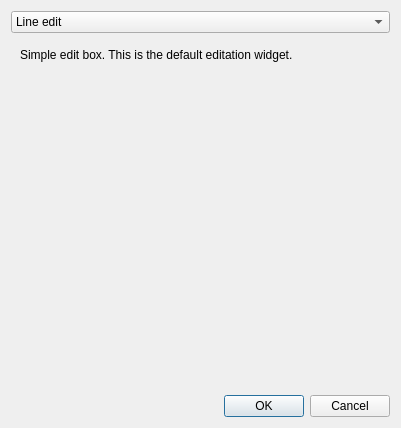
Above: qgis/src/ui/qgsattributetypeedit.ui from sourcepole/qgis before the change. Below: the same form after it.
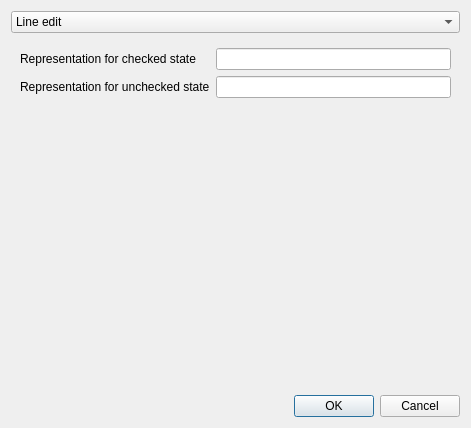
That is the form after the change.

Commit message: [FEATURE] customizable attribute forms using Qt Designer dialog UIs - add support for checkbox edit type and edit forms for vector layers - selection of ui file in vector layer properties (general tab) - the forms are opened when a feature is added or via identify.   The widgets on the ui have to be named like the attribute they are supposed   to edit or show.  If the vector layer is not in editing mode, the widgets   will be disabled

```diff
--- a/qgis/src/ui/qgsattributetypeedit.ui
+++ b/qgis/src/ui/qgsattributetypeedit.ui
@@ -6,7 +6,7 @@
    <rect>
     <x>0</x>
     <y>0</y>
-    <width>401</width>
+    <width>471</width>
     <height>428</height>
    </rect>
   </property>
@@ -65,8 +65,14 @@
    </item>
    <item>
     <widget class="QStackedWidget" name="stackedWidget">
+     <property name="sizePolicy">
+      <sizepolicy hsizetype="Expanding" vsizetype="Expanding">
+       <horstretch>0</horstretch>
+       <verstretch>0</verstretch>
+      </sizepolicy>
+     </property>
      <property name="currentIndex">
-      <number>0</number>
+      <number>9</number>
      </property>
      <widget class="QWidget" name="lineEditPage">
       <layout class="QVBoxLayout" name="verticalLayout_1">
@@ -486,6 +492,53 @@
        </item>
       </layout>
      </widget>
+     <widget class="QWidget" name="checkBoxPage">
+      <property name="maximumSize">
+       <size>
+        <width>453</width>
+        <height>333</height>
+       </size>
+      </property>
+      <layout class="QVBoxLayout" name="verticalLayout_13">
+       <item>
+        <layout class="QGridLayout" name="gridLayout_2">
+         <item row="0" column="2">
+          <widget class="QLineEdit" name="leCheckedState"/>
+         </item>
+         <item row="0" column="1">
+          <widget class="QLabel" name="label_2">
+           <property name="text">
+            <string>Representation for checked state</string>
+           </property>
+          </widget>
+         </item>
+         <item row="1" column="1">
+          <widget class="QLabel" name="label_3">
+           <property name="text">
+            <string>Representation for unchecked state</string>
+           </property>
+          </widget>
+         </item>
+         <item row="1" column="2">
+          <widget class="QLineEdit" name="leUncheckedState"/>
+         </item>
+        </layout>
+       </item>
+       <item>
+        <spacer name="verticalSpacer_8">
+         <property name="orientation">
+          <enum>Qt::Vertical</enum>
+         </property>
+         <property name="sizeHint" stdset="0">
+          <size>
+           <width>20</width>
+           <height>40</height>
+          </size>
+         </property>
+        </spacer>
+       </item>
+      </layout>
+     </widget>
     </widget>
    </item>
    <item>
```
Left out of the diff: 5 changed lines with no effect on the pictures. The commit also changes 20 other files.
